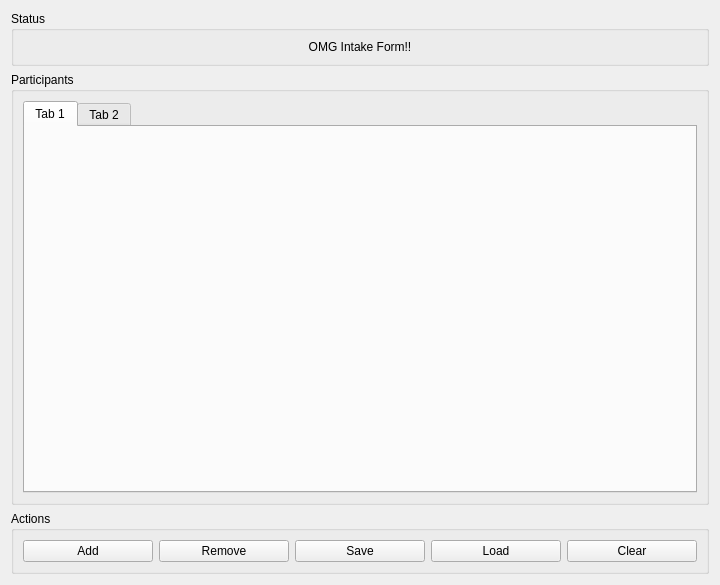
Above: drc/gui/intakeform.ui from lansdon/cpts483_drc before the change. Below: the same form after it.
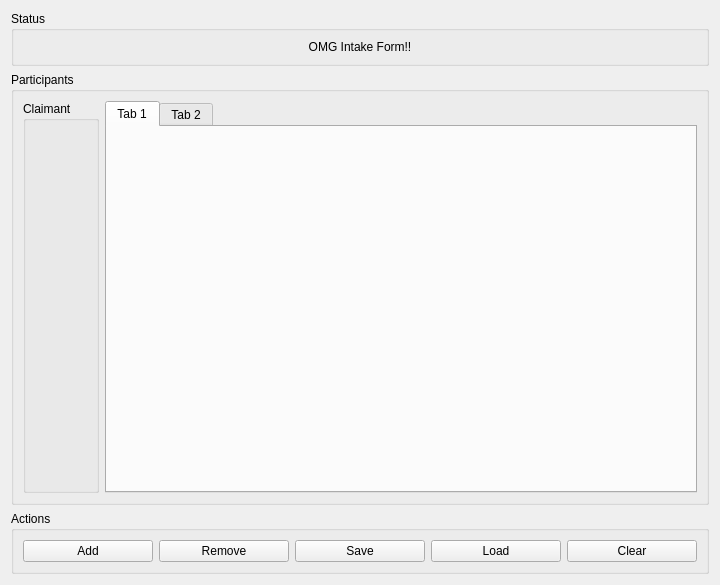
That is the form after the change.

The edit to the form file:
```diff
--- a/drc/gui/intakeform.ui
+++ b/drc/gui/intakeform.ui
@@ -20,7 +20,7 @@
       <string>Participants</string>
      </property>
      <layout class="QGridLayout" name="gridLayout_3">
-      <item row="0" column="0">
+      <item row="0" column="1">
        <widget class="QTabWidget" name="tabWidget">
         <widget class="QWidget" name="tab">
          <attribute name="title">
@@ -34,6 +34,13 @@
         </widget>
        </widget>
       </item>
+      <item row="0" column="0">
+       <widget class="QGroupBox" name="groupBox_4">
+        <property name="title">
+         <string>Claimant</string>
+        </property>
+       </widget>
+      </item>
      </layout>
     </widget>
    </item>
```
